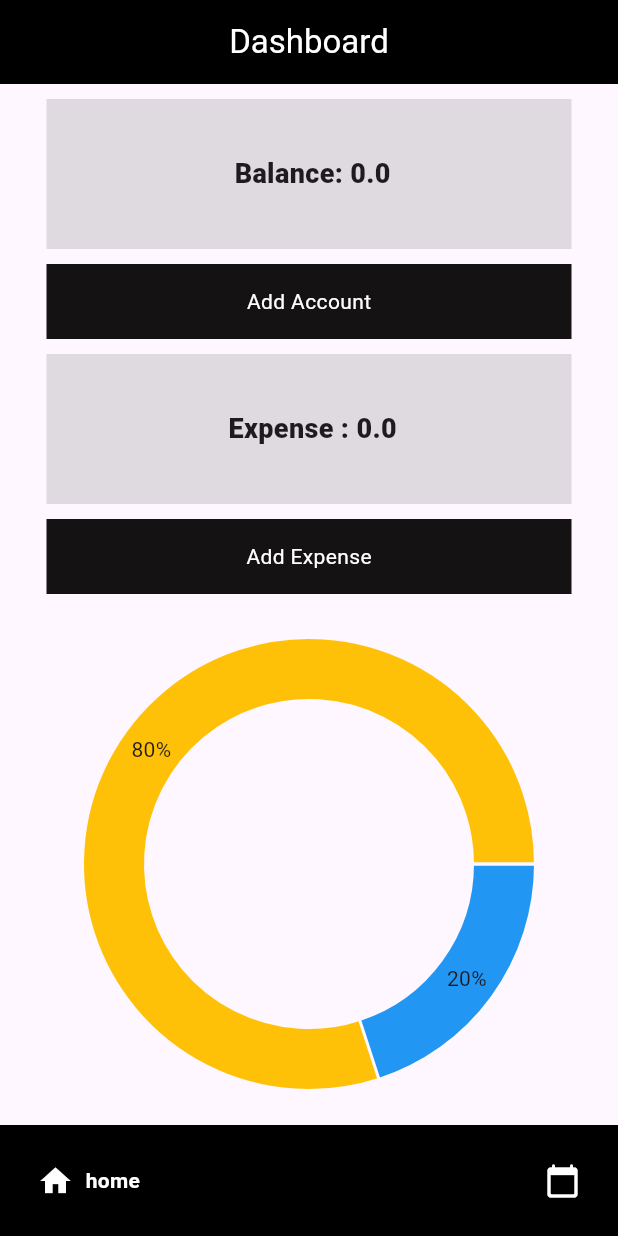
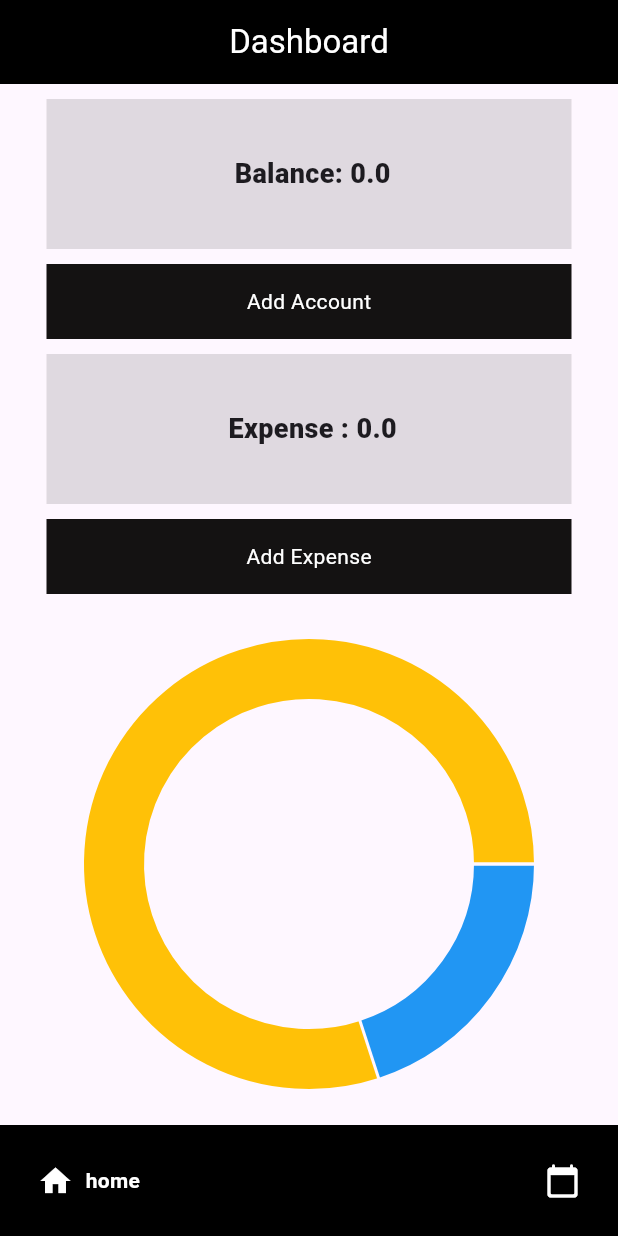
Before and after one commit to Hizar62/Expense-Tracking-App, a Flutter app: the screen it shows after launch, after a tap on "Continue", on a phone screen of 412 x 824 dp. Run offline on Flutter 3.47's test engine with Material 3 defaults, Android fonts, the phone set to English and light mode, and no system bars; drawn by our look-alikes of fl_chart, google_nav_bar; our stand-ins replace carousel_slider, hive, hive_flutter; missing offline and left inert: dart:ffi; accounts and stored records are empty.

Commit message:
Pie Chart updation

```diff
--- a/lib/ui/pi_chart.dart
+++ b/lib/ui/pi_chart.dart
@@ -1,3 +1,4 @@
+import 'package:expensetrackingapp/ui/dashboard.dart';
 import 'package:fl_chart/fl_chart.dart';
 import 'package:flutter/material.dart';
 
@@ -13,10 +14,13 @@ class MyPieChart extends StatelessWidget {
         child: PieChart(
             swapAnimationDuration: const Duration(milliseconds: 750),
             PieChartData(sections: [
-              PieChartSectionData(value: 20, color: Colors.blue, title: '20%'),
-              PieChartSectionData(value: 80, color: Colors.amber, title: '80%')
+              PieChartSectionData(value: 20, color: Colors.blue, title: ''),
+              PieChartSectionData(value: 80, color: Colors.amber, title: '')
             ])),
       ),
     );
   }
 }
+
+Future<double> a = calculateTotalAmount();
+Future<double> b = calculateTotalExpenseAmount();
```
